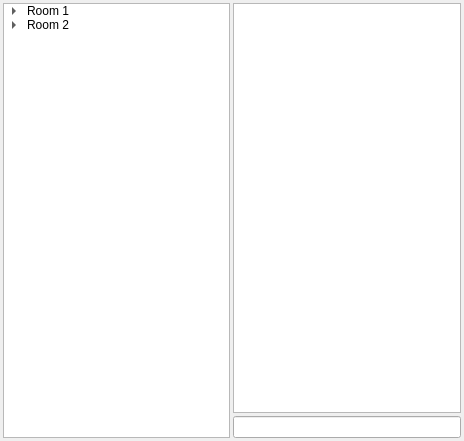
First picture: the form in src/voicechat/qt/mainwindow.ui, repository simeks/m7017e-lab, before the edit.
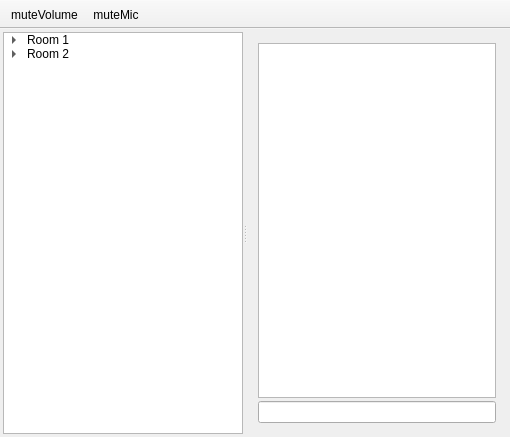
Second picture: the form after the edit. Icons and pictures are not drawn.

Commit message: Added a toolbar with a mute volume button and a mute microphone button. Also added a split layout between the chat and the participant list.

```diff
--- a/src/voicechat/qt/mainwindow.ui
+++ b/src/voicechat/qt/mainwindow.ui
@@ -6,15 +6,15 @@
    <rect>
     <x>0</x>
     <y>0</y>
-    <width>464</width>
-    <height>441</height>
+    <width>510</width>
+    <height>437</height>
    </rect>
   </property>
   <property name="windowTitle">
    <string>MainWindow</string>
   </property>
   <widget class="QWidget" name="centralWidget">
-   <layout class="QVBoxLayout" name="verticalLayout_2">
+   <layout class="QHBoxLayout" name="horizontalLayout">
     <property name="spacing">
      <number>3</number>
     </property>
@@ -31,11 +31,10 @@
      <number>3</number>
     </property>
     <item>
-     <layout class="QHBoxLayout" name="horizontalLayout">
-      <property name="spacing">
-       <number>3</number>
+     <widget class="QSplitter" name="splitter">
+      <property name="orientation">
+       <enum>Qt::Horizontal</enum>
       </property>
-      <item>
        <widget class="QTreeWidget" name="treeWidget">
         <property name="headerHidden">
          <bool>true</bool>
@@ -76,8 +75,7 @@
          </item>
         </item>
        </widget>
-      </item>
-      <item>
+      <widget class="QWidget" name="layoutWidget">
        <layout class="QVBoxLayout" name="verticalLayout">
         <property name="spacing">
          <number>3</number>
@@ -102,8 +100,8 @@
          <widget class="QLineEdit" name="lineEdit"/>
         </item>
        </layout>
-      </item>
-     </layout>
+      </widget>
+     </widget>
     </item>
    </layout>
   </widget>
@@ -117,6 +115,46 @@
     </rect>
    </property>
   </widget>
+  <widget class="QToolBar" name="toolBar">
+   <property name="windowTitle">
+    <string>toolBar</string>
+   </property>
+   <property name="movable">
+    <bool>false</bool>
+   </property>
+   <attribute name="toolBarArea">
+    <enum>TopToolBarArea</enum>
+   </attribute>
+   <attribute name="toolBarBreak">
+    <bool>false</bool>
+   </attribute>
+   <addaction name="muteVolume"/>
+   <addaction name="muteMic"/>
+  </widget>
+  <action name="muteVolume">
+   <property name="checkable">
+    <bool>true</bool>
+   </property>
+   <property name="icon">
+    <iconset resource="../../../data/voicechat/application.qrc">
+     <normaloff>:/images/muteButton.png</normaloff>:/images/muteButton.png</iconset>
+   </property>
+   <property name="text">
+    <string>muteVolume</string>
+   </property>
+  </action>
+  <action name="muteMic">
+   <property name="checkable">
+    <bool>true</bool>
+   </property>
+   <property name="icon">
+    <iconset resource="../../../data/voicechat/application.qrc">
+     <normaloff>:/images/muteMic.png</normaloff>:/images/muteMic.png</iconset>
+   </property>
+   <property name="text">
+    <string>muteMic</string>
+   </property>
+  </action>
  </widget>
  <layoutdefault spacing="6" margin="11"/>
  <resources/>
```
Left out of the diff: 6 changed lines with no effect on the pictures. Lines whose indentation alone changed are shown as unchanged. The commit also changes 7 other files.
